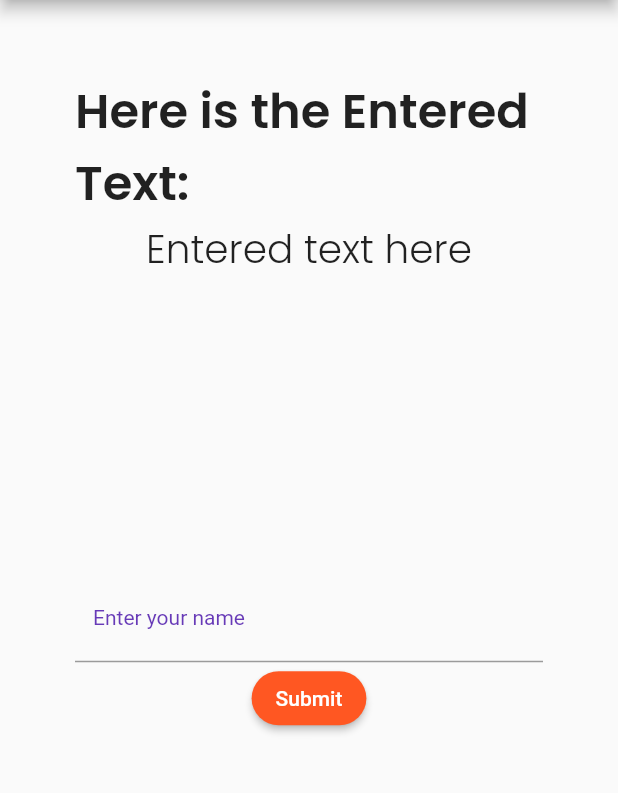
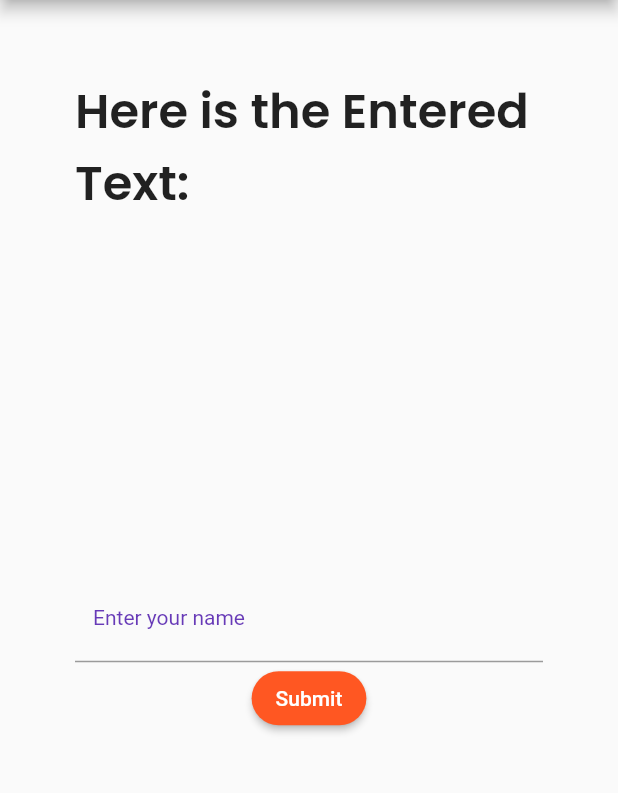
Before and after one commit to jafin01/Learn-flutter, a Flutter app: the screen it shows after launch, after a tap on "Submit", on a phone screen of 412 x 824 dp, the part 84-877 px from its top. Run offline on Flutter 3.47's test engine with Material 2 defaults, Android fonts, the light colour scheme and no system bars.

Commit message:
Input action

```diff
--- a/flutter_input_actions/lib/main.dart
+++ b/flutter_input_actions/lib/main.dart
@@ -1,19 +1,25 @@
 import 'package:flutter/material.dart';
 
 void main() {
-  runApp(MyHomePage());
+  runApp(const MyHomePage());
 }
 
-class MyHomePage extends StatelessWidget {
-  MyHomePage({super.key});
+class MyHomePage extends StatefulWidget {
+  const MyHomePage({super.key});
 
+  @override
+  State<MyHomePage> createState() => _MyHomePageState();
+}
+
+class _MyHomePageState extends State<MyHomePage> {
   final _textController = TextEditingController();
-  late String name;
+
+  String _name = "Entered text here";
 
   @override
   Widget build(BuildContext context) {
     return MaterialApp(
-      title: 'Flutter Demo',
+      title: 'Flutter Actions',
       theme: ThemeData(
         primarySwatch: Colors.blue,
       ),
@@ -29,10 +35,10 @@ class MyHomePage extends StatelessWidget {
           child: SafeArea(
             child: Column(
               children: [
-                const Expanded(
+                Expanded(
                     child: Column(
                   children: [
-                    Text(
+                    const Text(
                       "Here is the Entered Text: ",
                       style: TextStyle(
                           fontWeight: FontWeight.w600,
@@ -40,8 +46,9 @@ class MyHomePage extends StatelessWidget {
                           fontFamily: "Poppins"),
                     ),
                     Text(
-                      "Entered text here",
-                      style: TextStyle(fontSize: 26, fontFamily: "Poppins"),
+                      _name,
+                      style:
+                          const TextStyle(fontSize: 26, fontFamily: "Poppins"),
                     )
                   ],
                 )),
@@ -76,7 +83,9 @@ class MyHomePage extends StatelessWidget {
                           ),
                         ),
                         onPressed: () {
-                          name = _textController.text;
+                          setState(() {
+                            _name = _textController.text;
+                          });
                         },
                         child: const Text('Submit'),
                       ),
```
Also changed, not shown: 1 other file.
